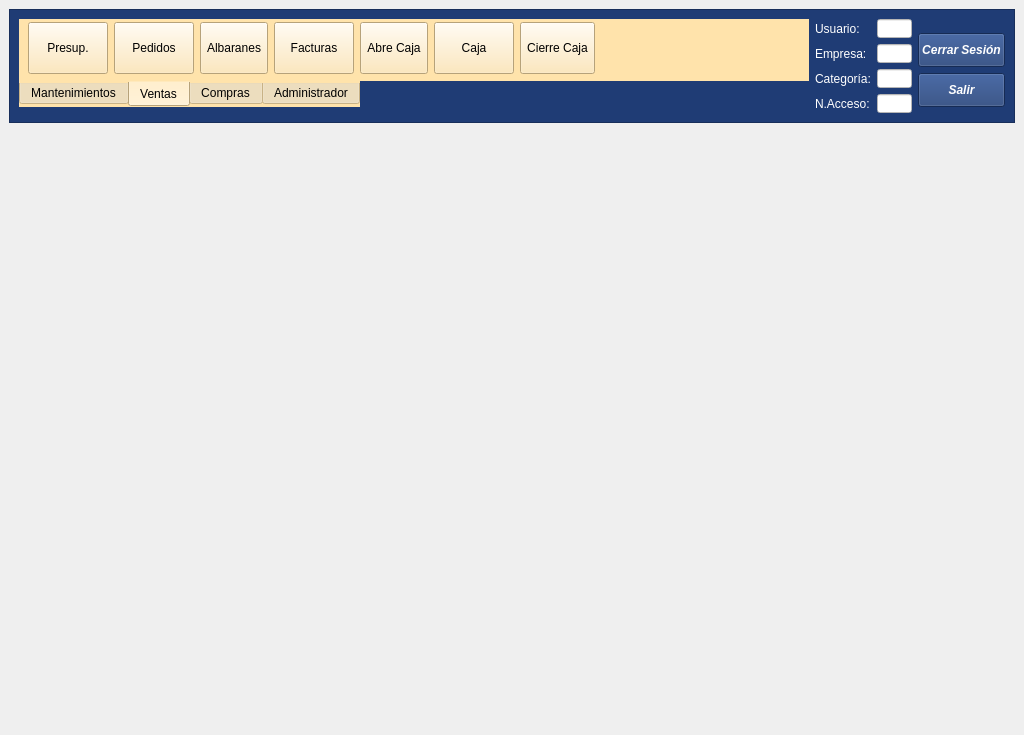
Before: the Qt Designer form mainwindow.ui in arcnexus/RedFoX, drawn with Qt 5.
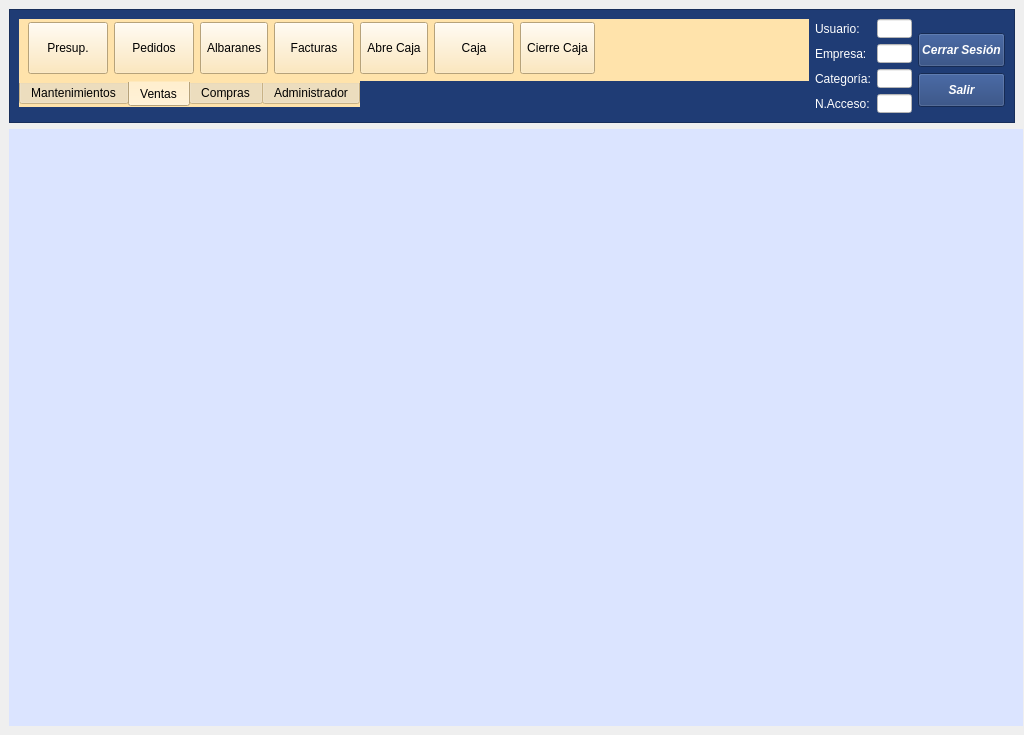
After: the same form once the commit is applied. Icons and pictures are not drawn.

What changed in the file:
```diff
--- a/mainwindow.ui
+++ b/mainwindow.ui
@@ -1356,10 +1356,13 @@
       </property>
       <property name="minimumSize">
        <size>
-        <width>1024</width>
+        <width>1014</width>
         <height>0</height>
        </size>
       </property>
+      <property name="styleSheet">
+       <string notr="true">background-color: rgb(219, 228, 255);</string>
+      </property>
      </widget>
     </item>
    </layout>
```
Left out of the diff: 2 changed lines with no effect on the pictures.
